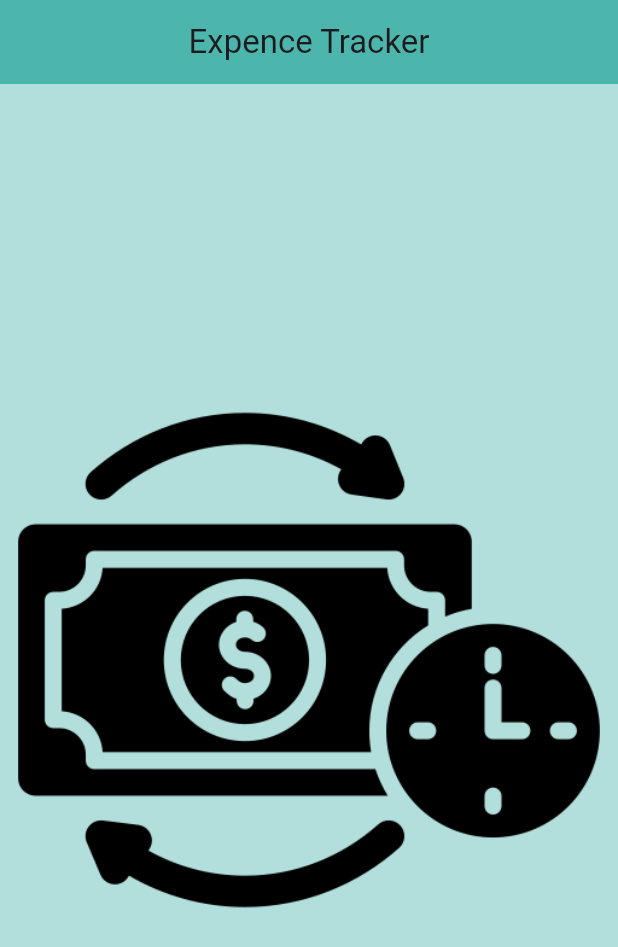
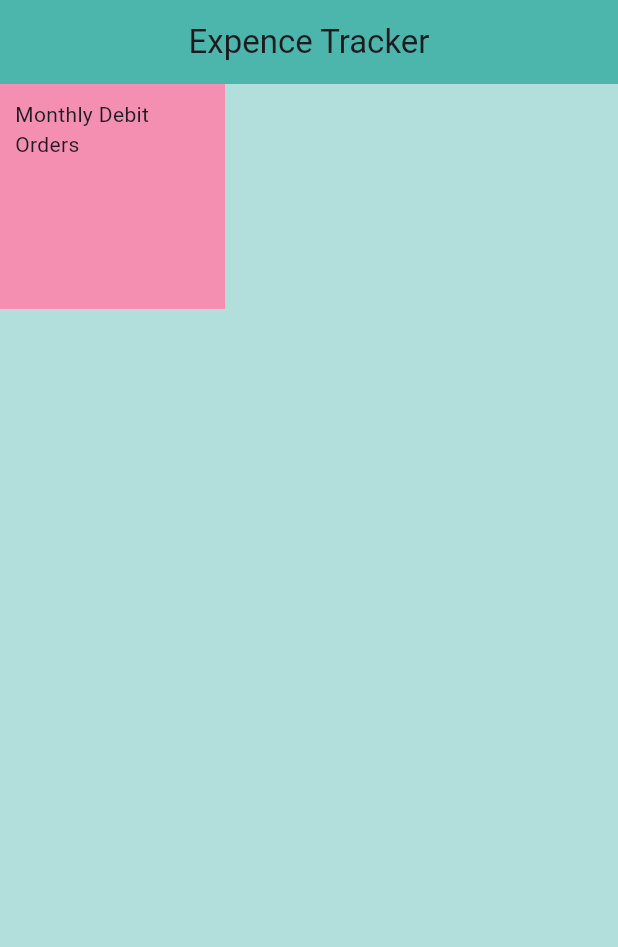
Before and after one commit to B-Judels/First_Flutter_App, a Flutter app: the screen it shows after launch, on a phone screen of 412 x 824 dp. Shown: the top 947 px of the screen. Run offline on Flutter 3.47's test engine with Material 3 defaults, Android fonts, the light colour scheme and no system bars.

Commit message:
using containers and safeArea

```diff
--- a/lib/main.dart
+++ b/lib/main.dart
@@ -11,14 +11,21 @@ class MyWidget extends StatelessWidget {
   Widget build(BuildContext context) {
     return MaterialApp(
       home: Scaffold(
+        backgroundColor: Colors.teal[100],
         appBar: AppBar(
           title: const Center(child: Text("Expence Tracker")),
           backgroundColor: Colors.teal[300],
         ),
-        body: const Center(
-          child: Image(image: AssetImage('images/automatic-payment.png')),
+        body: SafeArea(
+          child: Container(
+            color: Colors.pink[200],
+            height: 150.0,
+            width: 150.0,
+            padding: EdgeInsets.all(10.0),
+
+            child: Text("Monthly Debit Orders"),
+          ),
         ),
-        backgroundColor: Colors.teal[100],
       ),
     );
   }
```
